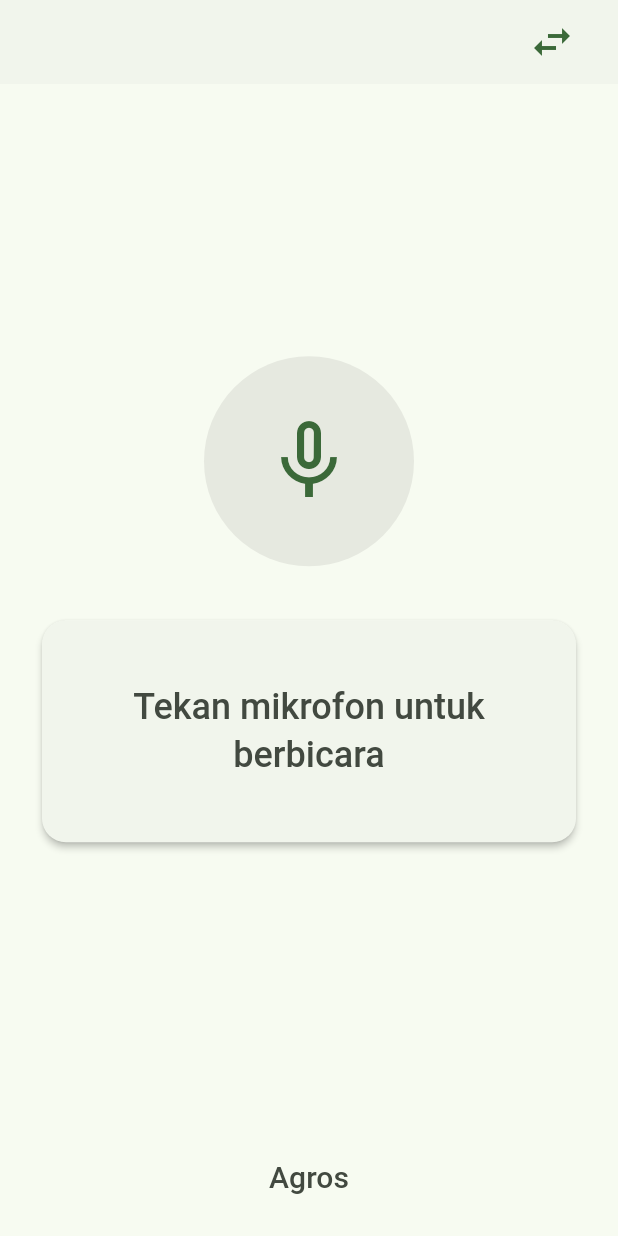
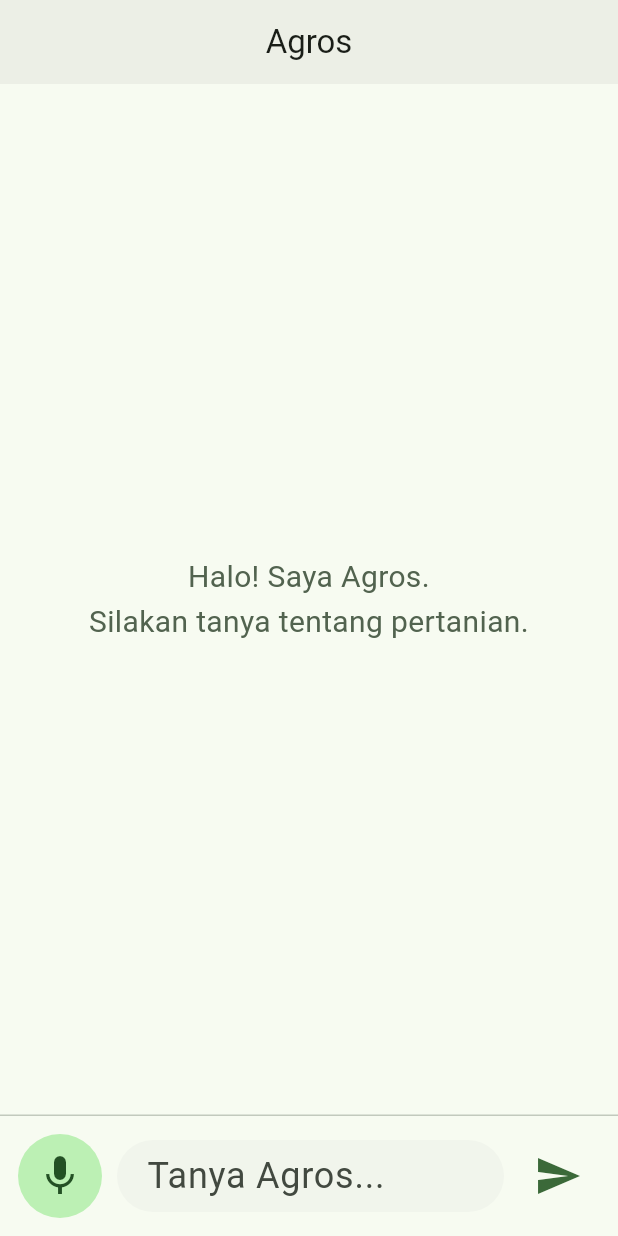
Before and after one commit to 1nnocentia/Agros-Frontend, a Flutter app: the screen it shows after launch, on a phone screen of 412 x 824 dp. Run offline on Flutter 3.47's test engine with Material 3 defaults, Android fonts, the phone set to English and light mode, and no system bars; our stand-ins replace firebase_ai, firebase_core, flutter_dotenv, permission_handler, speech_to_text; missing offline and left inert: porcupine_flutter; accounts and stored records are empty; generated files the repository leaves out were written again.

Commit message:
feat: enhance AI service with new chat instructions and safety settings; update STT configuration; refactor main app structure; add chat page for user interaction

```diff
--- a/lib/data/models/stt_config_model.dart
+++ b/lib/data/models/stt_config_model.dart
@@ -19,8 +19,6 @@ class SttConfigModel {
 
   factory SttConfigModel.defaultConfig() {
 
-    // const bool isProduction = bool.fromEnvironment('dart.vm.product');
-
     return SttConfigModel(
       SpeechListenOptions(
         listenMode: ListenMode.dictation,
@@ -31,10 +29,10 @@ class SttConfigModel {
         enableHapticFeedback: true,
       ),
       "",
-      3,
+      5,
       false,
       false,
-      60,
+      120,
     );
   }
 
--- a/lib/main.dart
+++ b/lib/main.dart
@@ -1,5 +1,5 @@
-import 'package:agros/presentation/views/basic_view.dart';
 import 'package:flutter/material.dart';
+import 'package:flutter/services.dart';
 
 import 'package:provider/provider.dart';
 import 'package:flutter_dotenv/flutter_dotenv.dart';
@@ -13,22 +13,47 @@ import 'package:agros/core/theme/app_theme.dart';
 
 import 'package:agros/presentation/viewmodels/stt_viewmodel.dart';
 
+import 'package:agros/presentation/viewmodels/chat_viewmodel.dart';
+import 'package:agros/presentation/views/chat_testing_view.dart';
+
 void main() async {
   WidgetsFlutterBinding.ensureInitialized();
+    SystemChrome.setEnabledSystemUIMode(SystemUiMode.edgeToEdge);
+    SystemChrome.setSystemUIOverlayStyle(const SystemUiOverlayStyle(
+      systemNavigationBarColor: Colors.transparent,
+      statusBarColor: Colors.transparent,
+      statusBarIconBrightness: Brightness.dark,
+  ));
   await dotenv.load(fileName: '.env');
   await Firebase.initializeApp(
-  options: DefaultFirebaseOptions.currentPlatform,
-);
-  runApp(
-    MultiProvider(
+    options: DefaultFirebaseOptions.currentPlatform,
+  );
+  runApp(const MyApp());
+}
+
+class MyApp extends StatelessWidget {
+  const MyApp({super.key});
+
+  @override
+  Widget build(BuildContext context) {
+    return MultiProvider(
       providers: [
-        ChangeNotifierProvider(create: (_) => SttViewmodel()),
+        ChangeNotifierProvider(
+          create: (_) => SttViewmodel()..initSpeechState(),
+        ),
+
+        ChangeNotifierProvider(
+          create: (_) => ChatViewModel(),
+        ),
       ],
       child: MaterialApp(
+        title: 'Agros',
         debugShowCheckedModeBanner: false,
+
         theme: AppTheme.lightTheme,
-        home: const BasicView(),
+
+        home: const ChatPage(),
       ),
-    ),
-  );
+    );
+  }
 }
--- a/lib/presentation/viewmodels/chat_viewmodel.dart
+++ b/lib/presentation/viewmodels/chat_viewmodel.dart
@@ -2,7 +2,7 @@ import 'package:agros/core/services/ai_service.dart';
 import 'package:agros/data/models/chat_message.dart';
 import 'package:flutter/material.dart';
 
-class ChatViewmodel extends ChangeNotifier {
+class ChatViewModel extends ChangeNotifier {
   final AiService _aiService = AiService();
 
   final List<ChatMessage> _messages = [];
--- /dev/null
+++ b/lib/presentation/views/chat_testing_view.dart
@@ -0,0 +1,230 @@
+import 'package:flutter/material.dart';
+import 'package:provider/provider.dart';
+
+import 'package:agros/presentation/viewmodels/chat_viewmodel.dart';
+import 'package:agros/presentation/viewmodels/stt_viewmodel.dart';
+import 'package:agros/data/models/chat_message.dart';
+
+class ChatPage extends StatefulWidget {
+  const ChatPage({super.key});
+
+  @override
+  State<ChatPage> createState() => _ChatPageState();
+}
+
+class _ChatPageState extends State<ChatPage> {
+  final TextEditingController _textController = TextEditingController();
+  final ScrollController _scrollController = ScrollController();
+
+  String _lastProcessedSttText = "";
+
+  @override
+  void dispose() {
+    _textController.dispose();
+    _scrollController.dispose();
+    super.dispose();
+  }
+
+  void _scrollToBottom() {
+    if (_scrollController.hasClients) {
+      _scrollController.animateTo(
+        _scrollController.position.maxScrollExtent + 100,
+        duration: const Duration(milliseconds: 300),
+        curve: Curves.easeOut,
+      );
+    }
+  }
+
+  void _handleSend(String text) {
+    if (text.trim().isEmpty) return;
+
+    context.read<ChatViewModel>().sendUserMessage(text);
+
+    _textController.clear();
+    Future.delayed(const Duration(milliseconds: 100), _scrollToBottom);
+  }
+
+  @override
+  Widget build(BuildContext context) {
+    final colorScheme = Theme.of(context).colorScheme;
+
+    return Scaffold(
+      appBar: AppBar(
+        title: const Text("Agros"),
+        centerTitle: true,
+        backgroundColor: colorScheme.surfaceContainer,
+      ),
+      body: Column(
+        children: [
+          Expanded(
+            child: Consumer<ChatViewModel>(
+              builder: (context, chatVM, child) {
+                if (chatVM.messages.isEmpty) {
+                  return Center(
+                    child: Text(
+                      "Halo! Saya Agros.\nSilakan tanya tentang pertanian.",
+                      textAlign: TextAlign.center,
+                      style: TextStyle(color: colorScheme.secondary),
+                    ),
+                  );
+                }
+
+                return ListView.builder(
+                  controller: _scrollController,
+                  padding: const EdgeInsets.all(16),
+                  itemCount: chatVM.messages.length,
+                  itemBuilder: (context, index) {
+                    final msg = chatVM.messages[index];
+                    return _ChatBubble(message: msg);
+                  },
+                );
+              },
+            ),
+          ),
+
+          // 2. LOADING INDICATOR
+          Consumer<ChatViewModel>(
+            builder: (context, chatVM, child) {
+              if (chatVM.isAiTyping) {
+                return Padding(
+                  padding: const EdgeInsets.only(left: 16, bottom: 8),
+                  child: Align(
+                    alignment: Alignment.centerLeft,
+                    child: Text(
+                      "Agros sedang mengetik...",
+                      style: TextStyle(
+                        fontSize: 12,
+                        fontStyle: FontStyle.italic,
+                        color: colorScheme.secondary,
+                      ),
+                    ),
+                  ),
+                );
+              }
+              return const SizedBox.shrink();
+            },
+          ),
+
+          // 3. INPUT AREA (BRIDGE STT -> CHAT)
+          _buildInputArea(context),
+        ],
+      ),
+    );
+  }
+
+  Widget _buildInputArea(BuildContext context) {
+    final colorScheme = Theme.of(context).colorScheme;
+
+    return Consumer<SttViewmodel>(
+      builder: (context, sttVM, child) {
+
+        // --- LOGIC BRIDGE (STT ke Chat) ---
+        // Jika ada input final dari suara, dan belum pernah diproses
+        if (sttVM.finalInput.isNotEmpty &&
+            sttVM.finalInput != _lastProcessedSttText &&
+            !sttVM.isListening) {
+
+          // Simpan agar tidak loop
+          _lastProcessedSttText = sttVM.finalInput;
+
+          // Jalankan pengiriman pesan secara otomatis
+          WidgetsBinding.instance.addPostFrameCallback((_) {
+            _handleSend(sttVM.finalInput);
+
+            // Opsional: Masukkan teks ke textfield biar user lihat
+            // _textController.text = sttVM.finalInput;
+          });
+        }
+
+        return Container(
+          padding: const EdgeInsets.all(12),
+          decoration: BoxDecoration(
+            color: colorScheme.surface,
+            border: Border(top: BorderSide(color: colorScheme.outlineVariant)),
+          ),
+          child: Row(
+            children: [
+              // TOMBOL MIC (Integrasi STT)
+              IconButton.filled(
+                style: IconButton.styleFrom(
+                  backgroundColor: sttVM.isListening
+                      ? colorScheme.error // Merah kalau listening
+                      : colorScheme.primaryContainer,
+                  foregroundColor: sttVM.isListening
+                      ? colorScheme.onError
+                      : colorScheme.onPrimaryContainer,
+                ),
+                icon: Icon(sttVM.isListening ? Icons.stop : Icons.mic),
+                onPressed: sttVM.toggleListening,
+              ),
+
+              const SizedBox(width: 10),
+
+              // TEXT FIELD
+              Expanded(
+                child: TextField(
+                  controller: _textController,
+                  decoration: InputDecoration(
+                    hintText: sttVM.isListening ? "Mendengarkan..." : "Tanya Agros...",
+                    border: OutlineInputBorder(
+                      borderRadius: BorderRadius.circular(24),
+                      borderSide: BorderSide.none,
+                    ),
+                    filled: true,
+                    fillColor: colorScheme.surfaceContainerLow,
+                    contentPadding: const EdgeInsets.symmetric(horizontal: 16),
+                  ),
+                  onSubmitted: (val) => _handleSend(val),
+                ),
+              ),
+
+              const SizedBox(width: 8),
+
+              // TOMBOL KIRIM
+              IconButton(
+                icon: const Icon(Icons.send),
+                color: colorScheme.primary,
+                onPressed: () => _handleSend(_textController.text),
+              ),
+            ],
+          ),
+        );
+      },
+    );
+  }
+}
+
+class _ChatBubble extends StatelessWidget {
+  final ChatMessage message;
+  const _ChatBubble({required this.message});
+
+  @override
+  Widget build(BuildContext context) {
+    final isUser = message.isUser;
+    final colorScheme = Theme.of(context).colorScheme;
+
+    return Align(
+      alignment: isUser ? Alignment.centerRight : Alignment.centerLeft,
+      child: Container(
+        margin: const EdgeInsets.symmetric(vertical: 4),
+        padding: const EdgeInsets.symmetric(horizontal: 16, vertical: 12),
+        constraints: BoxConstraints(maxWidth: MediaQuery.of(context).size.width * 0.75),
+        decoration: BoxDecoration(
+          color: isUser ? colorScheme.primary : colorScheme.surfaceContainerHigh,
+          borderRadius: BorderRadius.only(
+            topLeft: const Radius.circular(16),
+            topRight: const Radius.circular(16),
+            bottomLeft: isUser ? const Radius.circular(16) : Radius.zero,
+            bottomRight: isUser ? Radius.zero : const Radius.circular(16),
+          ),
+        ),
+        child: Text(
+          message.text,
+          style: TextStyle(
+            color: isUser ? colorScheme.onPrimary : colorScheme.onSurface,
+          ),
+        ),
+      ),
+    );
+  }
+}
--- a/lib/presentation/views/stt_page.dart
+++ b/lib/presentation/views/stt_page.dart
@@ -42,7 +42,6 @@ class SpeechSamplePage extends StatelessWidget {
                     ),
                   ),
 
-                  // 2. Main Controls (Start/Stop)
                   SpeechControlWidget(
                     hasSpeech: vm.hasSpeech,
                     isListening: vm.isListening,
@@ -51,16 +50,13 @@ class SpeechSamplePage extends StatelessWidget {
                     cancelListening: vm.cancelListening,
                   ),
 
-                  // 3. Results
                   RecognitionResultsWidget(
                     lastWords: vm.lastWords,
                     level: vm.soundLevelNotifier.value,
                   ),
 
-                  // 4. Status
                   SpeechStatusWidget(lastStatus: vm.lastStatus),
 
-                  // 5. Error
                   ErrorDisplayWidget(lastError: vm.lastError),
                 ],
               ),
@@ -72,7 +68,6 @@ class SpeechSamplePage extends StatelessWidget {
   }
 }
 
-// --- SUB WIDGETS (Dipisah biar rapi) ---
 
 class SpeechControlWidget extends StatelessWidget {
   final bool hasSpeech;
@@ -212,7 +207,6 @@ class ErrorDisplayWidget extends StatelessWidget {
   }
 }
 
-// --- SETTINGS DIALOG (Dipisah Logicnya) ---
 
 Future<void> _showSetUp(BuildContext context, SttViewmodel vm) async {
   // Logic Dialog ini agak panjang, idealnya dipisah ke Widget sendiri
```
Also changed, not shown: lib/core/services/ai_service.dart (+52 -5 lines), lib/presentation/widgets/microphone_widget.dart (deleted, +0 -11 lines).
